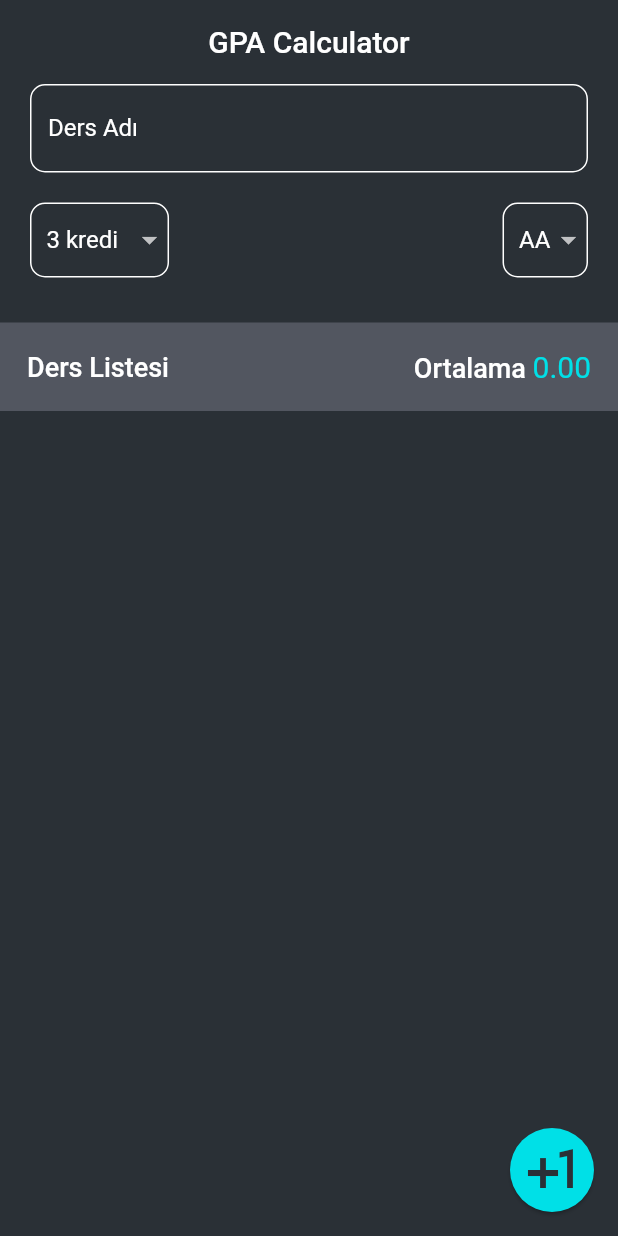
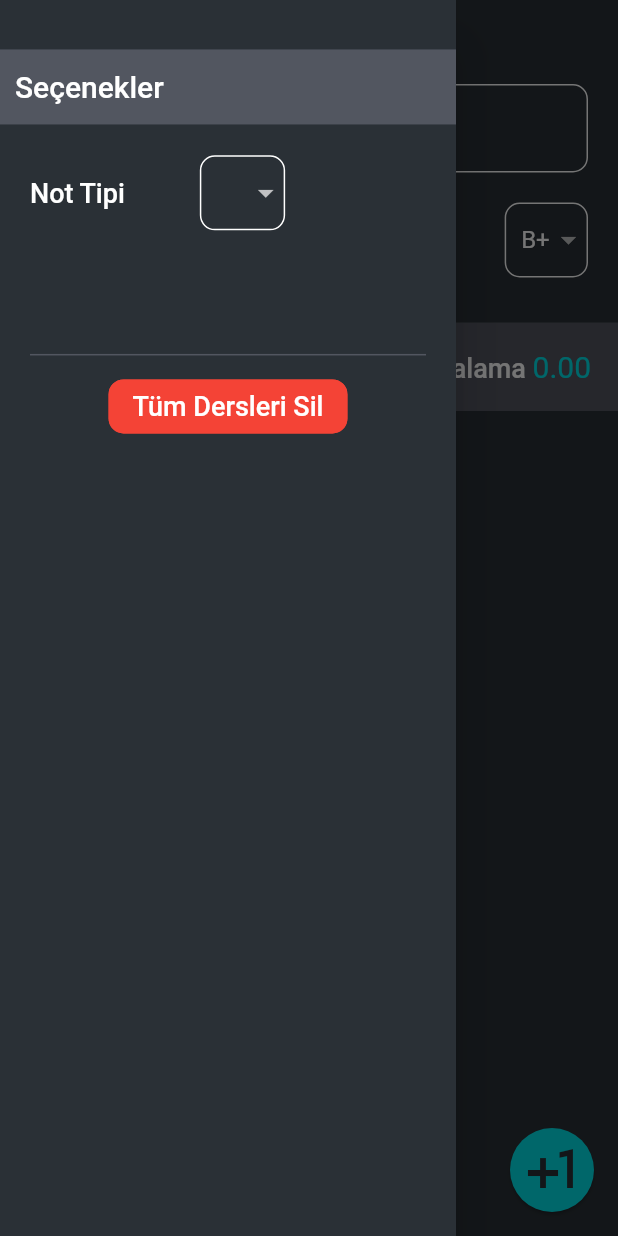
Before and after one commit to OguzErdi/gpa_calculator, a Flutter app: the screen it shows after launch, with the side drawer open (before the commit the screen has no drawer), on a phone screen of 412 x 824 dp. Run offline on Flutter 3.47's test engine with Material 2 defaults, Android fonts, the phone set to English and light mode, and no system bars; our stand-ins replace shared_preferences.

Commit message:
seçenekler için dialoglar eklendi.

```diff
--- /dev/null
+++ b/lib/app/gpa_drawer.dart
@@ -0,0 +1,251 @@
+import 'package:flutter/cupertino.dart';
+import 'package:flutter/material.dart';
+import 'package:shared_preferences/shared_preferences.dart';
+
+class GpaDrawer extends StatefulWidget {
+  List<String> _gradeListType;
+  String _selectedGradeType;
+  String _oldGradeType;
+  double _borderRadius = 10;
+  static const String keySelectedGradeType = 'SelectedGradeType';
+
+  GpaDrawer(
+    Key key,
+  ) : super(key: key) {
+    _gradeListType = ["A+", "AA"];
+  }
+
+  @override
+  _GpaDrawerState createState() => _GpaDrawerState();
+}
+
+class _GpaDrawerState extends State<GpaDrawer> {
+  @override
+  void initState() {
+    super.initState();
+    _loadGradeTypes();
+  }
+
+  @override
+  Widget build(BuildContext context) {
+    return Drawer(
+      child: Container(
+        color: Color(0xFF2a3036),
+        child: Column(
+          children: <Widget>[
+            SizedBox(
+              //ekranin 1/8'i kadar bosluk birak
+              height: MediaQuery.of(context).size.height / 25,
+            ),
+            Container(
+              padding: EdgeInsets.only(left: 10),
+              height: 50,
+              alignment: Alignment.centerLeft,
+              color: Theme.of(context).backgroundColor,
+              child: Text("Seçenekler",
+                  style: Theme.of(context).textTheme.headline6),
+            ),
+            Padding(
+              padding: const EdgeInsets.symmetric(horizontal: 20),
+              child: Column(
+                children: <Widget>[
+                  SizedBox(
+                    //ekranin 1/8'i kadar bosluk birak
+                    height: MediaQuery.of(context).size.height / 40,
+                  ),
+                  Row(
+                    mainAxisAlignment: MainAxisAlignment.start,
+                    children: <Widget>[
+                      Text(
+                        "Not Tipi",
+                        style: Theme.of(context).textTheme.bodyText1,
+                      ),
+                      SizedBox(
+                        width: 50,
+                      ),
+                      Container(
+                        decoration: BoxDecoration(
+                          border: Border.all(
+                            color: Theme.of(context).primaryColor,
+                          ),
+                          borderRadius:
+                              BorderRadius.circular(widget._borderRadius),
+                        ),
+                        child: Padding(
+                          padding: const EdgeInsets.only(
+                            left: 10,
+                          ),
+                          child: DropdownButtonHideUnderline(
+                            child: DropdownButton<String>(
+                              items: widget._gradeListType
+                                  .map((value) => DropdownMenuItem(
+                                      child: Text("$value"), value: value))
+                                  .toList(),
+                              onChanged: _changeGradeTypeHandler,
+                              dropdownColor:
+                                  Theme.of(context).scaffoldBackgroundColor,
+                              value: widget._selectedGradeType,
+                            ),
+                          ),
+                        ),
+                      ),
+                    ],
+                  ),
+                  SizedBox(
+                    //ekranin 1/8'i kadar bosluk birak
+                    height: MediaQuery.of(context).size.height / 10,
+                  ),
+                  Container(
+                    height: 1,
+                    color: Theme.of(context).backgroundColor,
+                  ),
+                  Padding(
+                    padding: const EdgeInsets.symmetric(vertical: 10),
+                    child: FlatButton(
+                      child: Text("Tüm Dersleri Sil",
+                          style: Theme.of(context).textTheme.bodyText1),
+                      shape: RoundedRectangleBorder(
+                        borderRadius:
+                            BorderRadius.circular(widget._borderRadius),
+                        side: BorderSide(color: Colors.red),
+                      ),
+                      color: Colors.red,
+                      onPressed: _showWarningDialogDeleteAllClass,
+                    ),
+                  ),
+                ],
+              ),
+            ),
+          ],
+        ),
+      ),
+    );
+  }
+
+  _loadGradeTypes() async {
+    SharedPreferences prefs = await SharedPreferences.getInstance();
+    setState(() {
+      widget._selectedGradeType = (prefs.getString(widget._selectedGradeType) ??
+          widget._gradeListType[0]);
+    });
+  }
+
+  _changeGradeTypeHandler(value) {
+    _changeGradeTypeValue(value);
+    _showWarningDialogChangeGradeType(
+      context,
+      value,
+    );
+  }
+
+  _storeGradeType(value) async {
+    SharedPreferences prefs = await SharedPreferences.getInstance();
+    prefs.setString(GpaDrawer.keySelectedGradeType, value);
+  }
+
+  _changeGradeTypeValue(value) {
+    widget._oldGradeType = widget._selectedGradeType;
+    setState(() {
+      widget._selectedGradeType = value;
+    });
+  }
+
+  _returnOldGradeTypeValue() {
+    setState(() {
+      widget._selectedGradeType = widget._oldGradeType;
+    });
+  }
+
+  void _showWarningDialogChangeGradeType(BuildContext context, String value) {
+    showDialog(
+        context: context,
+        barrierDismissible: true,
+        builder: (context) {
+          return AlertDialog(
+            title: Text("Uyarı"),
+            content: Text(
+              "Not tipini değiştirmeniz tüm ders listesini silecektir. Devam etmek istiyor musunuz?",
+            ),
+            //kullanıcıdan tamam, kapat, anladım gibi buttonları tanımlaycağın yer.
+            actions: <Widget>[
+              //theme vermek için, bununla sardık.
+              ButtonBarTheme(
+                data: ButtonBarThemeData(
+                  alignment: MainAxisAlignment.center,
+                ),
+                //buttonların biraz daha düzenli görünmesi için.
+                child: ButtonBar(
+                  children: <Widget>[
+                    FlatButton(
+                      child: Text("Evet"),
+                      onPressed: () {
+                        _storeGradeType(value);
+                        Navigator.of(context).pop();
+                      },
+                    ),
+                    FlatButton(
+                      child: Text("Hayır"),
+                      onPressed: () {
+                        _returnOldGradeTypeValue();
+                        //dialogu kapatma
+                        Navigator.of(context).pop();
+                      },
+                    ),
+                  ],
+                ),
+              ),
+            ],
+          );
+        });
+  }
+
+  void _showWarningDialogDeleteAllClass() {
+    showDialog(
+        context: context,
+        barrierDismissible: true,
+        builder: (context) {
+          return AlertDialog(
+            title: Text("Uyarı"),
+            content: Text(
+              "Tüm ders listesini silecektir. Devam etmek istiyor musunuz?",
+            ),
+            //kullanıcıdan tamam, kapat, anladım gibi buttonları tanımlaycağın yer.
+            actions: <Widget>[
+              //theme vermek için, bununla sardık.
+              ButtonBarTheme(
+                data: ButtonBarThemeData(
+                  alignment: MainAxisAlignment.center,
+                ),
+                //buttonların biraz daha düzenli görünmesi için.
+                child: ButtonBar(
+                  children: <Widget>[
+                    FlatButton(
+                      shape: RoundedRectangleBorder(
+                        borderRadius:
+                            BorderRadius.circular(widget._borderRadius),
+                        side: BorderSide(color: Colors.red),
+                      ),
+                      color: Colors.red,
+                      child: Text("Evet"),
+                      onPressed: () {
+                        _removeAllClassList();
+                        Navigator.of(context).pop();
+                      },
+                    ),
+                    FlatButton(
+                      child: Text("Hayır"),
+                      onPressed: () {
+                        //dialogu kapatma
+                        Navigator.of(context).pop();
+                      },
+                    ),
+                  ],
+                ),
+              ),
+            ],
+          );
+        });
+  }
+
+  void _removeAllClassList() {}
+}
--- a/lib/app/gpa_home_page.dart
+++ b/lib/app/gpa_home_page.dart
@@ -1,7 +1,11 @@
 import 'package:flutter/cupertino.dart';
 import 'package:flutter/material.dart';
+import 'package:gpa_calculator/bussiness/grade_types/aa_grade_type_list.dart';
+import 'package:gpa_calculator/bussiness/grade_types/ap_grade_type_list.dart';
+import 'package:gpa_calculator/bussiness/grade_types/grade_type_list.dart';
 import 'package:gpa_calculator/model/my_class.dart';
 import 'class_list.dart';
+import 'gpa_drawer.dart';
 
 class GPAHomePage extends StatefulWidget {
   @override
@@ -9,8 +13,8 @@ class GPAHomePage extends StatefulWidget {
 }
 
 class _GPAHomePageState extends State<GPAHomePage> {
-  List<int> creditList;
-  Map<String, double> scoreList;
+  List<int> _creditList;
+  GradeTypeList _gradeList;
   double borderWidth = 1;
   double borderRadius = 10;
   double horizontalWidth = 20;
@@ -28,23 +32,14 @@ class _GPAHomePageState extends State<GPAHomePage> {
   void initState() {
     super.initState();
 
-    creditList = List.generate(10, (index) => index + 1);
+    _creditList = List.generate(10, (index) => index + 1);
 
-    scoreList = {
-      "AA": 4.0,
-      "BA": 3.5,
-      "BB": 3.0,
-      "CB": 2.5,
-      "CC": 2.0,
-      "CD": 1.5,
-      "DD": 1.0,
-      "FF": 0.0,
-    };
+    _gradeList = APlusGradeType();
 
     _classList = List<MyClass>();
     _newClass = MyClass();
     selectedCredit = _newClass.credit;
-    selectedScoreStr = _newClass.scoreStr;
+    selectedScoreStr = _gradeList.list.keys.toList()[3];
   }
 
   @override
@@ -53,12 +48,13 @@ class _GPAHomePageState extends State<GPAHomePage> {
       if (orientation == Orientation.portrait) {
         return Scaffold(
           resizeToAvoidBottomPadding: false,
+          drawer: GpaDrawer(UniqueKey()),
           appBar: AppBar(
-            title: Center(
-              child: Text(
-                "GPA Calculator",
-                style: Theme.of(context).textTheme.headline6,
-              ),
+            iconTheme: new IconThemeData(color: Colors.white),
+            centerTitle: true,
+            title: Text(
+              "GPA Calculator",
+              style: Theme.of(context).textTheme.headline6,
             ),
             backgroundColor: Colors.transparent,
             elevation: 0.0,
@@ -78,12 +74,13 @@ class _GPAHomePageState extends State<GPAHomePage> {
       else{
         return Scaffold(
           resizeToAvoidBottomPadding: false,
+          drawer: GpaDrawer(UniqueKey()),
           appBar: AppBar(
-            title: Center(
-              child: Text(
-                "GPA Calculator",
-                style: Theme.of(context).textTheme.headline6,
-              ),
+            iconTheme: new IconThemeData(color: Colors.white),
+            centerTitle: true,
+            title: Text(
+              "GPA Calculator",
+              style: Theme.of(context).textTheme.headline6,
             ),
             backgroundColor: Colors.transparent,
             elevation: 0.0,
@@ -97,7 +94,6 @@ class _GPAHomePageState extends State<GPAHomePage> {
             elevation: 1.0,
             onPressed: _addToLessonList,
           ),
-          // body: _bodyPortraitMode(context, gpa, _classList),
           body: _bodyLandscapeMode(context, gpa, _classList),
         );
       }
@@ -177,7 +173,7 @@ class _GPAHomePageState extends State<GPAHomePage> {
                     ),
                     child: DropdownButtonHideUnderline(
                       child: DropdownButton<int>(
-                        items: creditList
+                        items: _creditList
                             .map((item) => DropdownMenuItem(
                                 child: Text("$item kredi"), value: item))
                             .toList(),
@@ -243,7 +239,7 @@ class _GPAHomePageState extends State<GPAHomePage> {
     setState(() {
       selectedScoreStr = value;
       _newClass.scoreStr = value;
-      _newClass.score = scoreList[value];
+      _newClass.score = _gradeList.list[value];
     });
   }
 
@@ -269,7 +265,7 @@ class _GPAHomePageState extends State<GPAHomePage> {
   _getScoreList() {
     List<DropdownMenuItem<String>> menuItems = List();
 
-    for (var item in scoreList.keys) {
+    for (var item in _gradeList.list.keys) {
       DropdownMenuItem<String> drpItem =
           new DropdownMenuItem(child: Text(item), value: item);
       menuItems.add(drpItem);
--- /dev/null
+++ b/lib/bussiness/grade_types/ap_grade_type_list.dart
@@ -0,0 +1,30 @@
+import 'grade_type_list.dart';
+
+class APlusGradeType implements GradeTypeList {
+  @override
+  Map<String, double> list;
+  static final APlusGradeType _singleton = APlusGradeType._internal();
+
+  factory APlusGradeType() {
+    _singleton.list = {
+      "A+": 4.00,
+      "A": 4.00,
+      "A-": 3.70,
+      "B+": 3.30,
+      "B": 3.00,
+      "B-": 2.70,
+      "C+": 2.30,
+      "C": 2.00,
+      "C-": 1.70,
+      "D+": 1.30,
+      "D": 1.00,
+      "F": 0.00,
+    };
+
+    return _singleton;
+  }
+
+  APlusGradeType._internal();
+
+
+}
--- /dev/null
+++ b/lib/bussiness/grade_types/grade_type_list.dart
@@ -0,0 +1,4 @@
+
+abstract class GradeTypeList {
+  Map<String, double> list;
+}
--- a/lib/model/my_class.dart
+++ b/lib/model/my_class.dart
@@ -1,8 +1,8 @@
 class MyClass {
   String name = "";
   int credit = 3;
-  double score = 3.0;
-  String scoreStr = "AA";
+  double score;
+  String scoreStr;
 
   MyClass();
 
--- a/pubspec.yaml
+++ b/pubspec.yaml
@@ -28,6 +28,7 @@ dependencies:
   # The following adds the Cupertino Icons font to your application.
   # Use with the CupertinoIcons class for iOS style icons.
   cupertino_icons: ^0.1.3
+  shared_preferences: ^0.5.8
 
 dev_dependencies:
   flutter_test:
```
Also changed, not shown: lib/bussiness/grade_types/aa_grade_type_list.dart (added, +25 -0 lines), lib/main.dart (line endings or trailing spaces), pubspec.lock.
